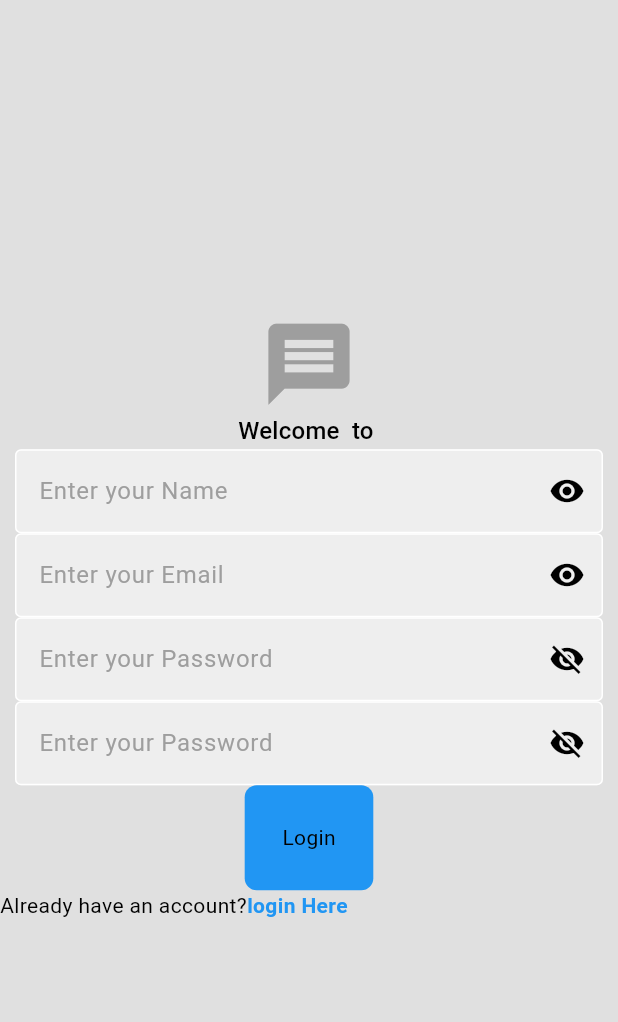
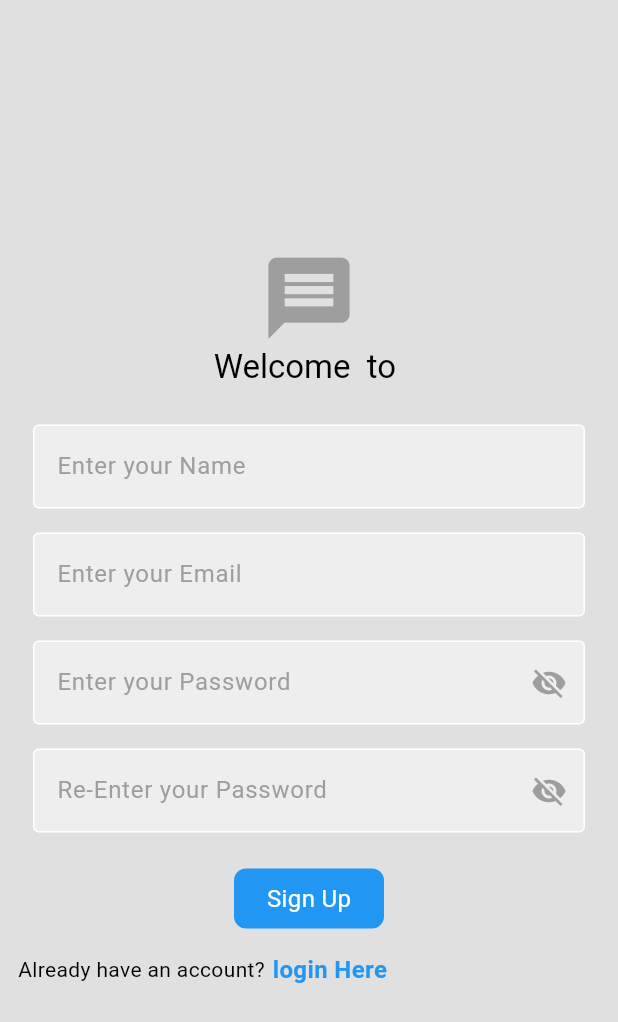
Before and after one commit to sabin79/chat_with_firebase, a Flutter app: the screen it shows after launch, after a tap on "Register Here", on a phone screen of 412 x 824 dp. Shown: the top 1022 px of the screen. Run offline on Flutter 3.47's test engine with Material 3 defaults, Android fonts, the phone set to English and light mode, and no system bars; our stand-ins replace cloud_firestore, firebase_auth, firebase_core, firebase_storage; missing offline and left inert: dart:ffi; accounts and stored records are empty; network calls fail.

Commit message:
error fix

```diff
--- a/lib/compnent/my_button.dart
+++ b/lib/compnent/my_button.dart
@@ -11,13 +11,16 @@ class MyButton extends StatelessWidget {
     return GestureDetector(
       onTap: onTap,
       child: Container(
-        padding: const EdgeInsets.all(25),
-        margin: const EdgeInsets.symmetric(horizontal: 20),
+        height: 40,
+        width: 100,
+        padding: const EdgeInsets.all(8),
         decoration: BoxDecoration(
           color: Colors.blue,
           borderRadius: BorderRadius.circular(8),
         ),
-        child: Text(text),
+        child: Center(
+            child: Text(text,
+                style: TextStyle(color: Colors.white, fontSize: 16))),
       ),
     );
   }
--- a/lib/compnent/my_textfield.dart
+++ b/lib/compnent/my_textfield.dart
@@ -3,13 +3,16 @@ import 'package:flutter/material.dart';
 
 class MyTextField extends StatefulWidget {
   final String? hintText;
+  final bool showSuffixIcon; // New parameter to control suffix visibility
   late bool obscureText;
   final TextEditingController? controller;
-  MyTextField(
-      {super.key,
+  MyTextField({
+    super.key,
     required this.hintText,
     required this.controller,
-      this.obscureText = false});
+    this.showSuffixIcon = false, // Default to false
+    this.obscureText = false,
+  });
 
   @override
   State<MyTextField> createState() => _MyTextFieldState();
@@ -19,9 +22,9 @@ class _MyTextFieldState extends State<MyTextField> {
   @override
   Widget build(BuildContext context) {
     return Padding(
-      padding: const EdgeInsets.symmetric(horizontal: 10.0),
-      child: TextField(
-        obscureText: widget.obscureText ? true : false,
+      padding: const EdgeInsets.symmetric(horizontal: 10.0, vertical: 8.0),
+      child: TextFormField(
+        obscureText: widget.obscureText,
         controller: widget.controller,
         decoration: InputDecoration(
           enabledBorder: OutlineInputBorder(
@@ -32,20 +35,32 @@ class _MyTextFieldState extends State<MyTextField> {
             borderSide:
                 BorderSide(color: Theme.of(context).colorScheme.primary),
           ),
-          suffixIcon: IconButton(
+          suffixIcon: widget.showSuffixIcon
+              ? IconButton(
                   onPressed: () {
                     setState(() {
                       widget.obscureText = !widget.obscureText;
                     });
                   },
                   icon: Icon(
-                widget.obscureText ? Icons.visibility_off : Icons.visibility),
+                    widget.obscureText
+                        ? Icons.visibility_off
+                        : Icons.visibility,
+                    color: Colors.grey.shade500,
                   ),
+                )
+              : null, // No suffix icon when showSuffixIcon is false
           fillColor: Colors.grey.shade200,
           filled: true,
           hintText: widget.hintText,
           hintStyle: TextStyle(color: Colors.grey.shade500),
         ),
+        validator: (value) {
+          if (value == null || value.isEmpty) {
+            return 'Please enter ${widget.hintText}';
+          }
+          return null;
+        },
       ),
     );
   }
--- a/lib/screen/login_screen.dart
+++ b/lib/screen/login_screen.dart
@@ -1,3 +1,5 @@
+import 'dart:ffi';
+
 import 'package:chat_with_firebase/services/auth/auth_services.dart';
 import 'package:chat_with_firebase/compnent/my_button.dart';
 import 'package:chat_with_firebase/compnent/my_textfield.dart';
@@ -33,6 +35,10 @@ class LoginScreen extends StatelessWidget {
     return Scaffold(
       backgroundColor: Theme.of(context).colorScheme.background,
       body: Center(
+        child: Padding(
+          padding: const EdgeInsets.symmetric(
+            horizontal: 12,
+          ),
           child: Column(
             mainAxisAlignment: MainAxisAlignment.center,
             children: [
@@ -41,9 +47,15 @@ class LoginScreen extends StatelessWidget {
                 size: 65,
                 color: Theme.of(context).colorScheme.primary,
               ),
+              SizedBox(
+                height: 16,
+              ),
               Text(
-              "Welcome bak to Flutter",
-              style: Theme.of(context).textTheme.titleMedium,
+                "Welcome  to Login ",
+                style: Theme.of(context).textTheme.titleLarge,
+              ),
+              SizedBox(
+                height: 16,
               ),
               MyTextField(
                 hintText: 'Enter your Email',
@@ -52,18 +64,30 @@ class LoginScreen extends StatelessWidget {
               MyTextField(
                 hintText: "Enter your Password",
                 controller: _passwordController,
+                showSuffixIcon: true,
                 obscureText: true,
               ),
+              SizedBox(
+                height: 16,
+              ),
               MyButton(text: "Login", onTap: () async => await login(context)),
+              SizedBox(
+                height: 16,
+              ),
               Row(
                 children: [
                   Text("Don't have an account?"),
+                  SizedBox(
+                    width: 5,
+                  ),
                   GestureDetector(
                     onTap: onTap,
                     child: Text(
                       "Register Here",
                       style: TextStyle(
-                        color: Colors.blue, fontWeight: FontWeight.bold),
+                          color: Colors.blue,
+                          fontWeight: FontWeight.bold,
+                          fontSize: 16),
                     ),
                   )
                 ],
@@ -71,6 +95,7 @@ class LoginScreen extends StatelessWidget {
             ],
           ),
         ),
+      ),
     );
   }
 }
--- a/lib/screen/signup_screen.dart
+++ b/lib/screen/signup_screen.dart
@@ -21,10 +21,7 @@ class SignUpScreen extends StatelessWidget {
         _auth.sigUpWithEmailAndPassword(
           _emailController.text,
           _passwordController.text,
-
         );
-
-
       } catch (e) {
         showDialog(
             context: context,
@@ -51,6 +48,10 @@ class SignUpScreen extends StatelessWidget {
     return Scaffold(
       backgroundColor: Theme.of(context).colorScheme.background,
       body: Center(
+        child: Padding(
+          padding: const EdgeInsets.symmetric(
+            horizontal: 12,
+          ),
           child: Column(
             mainAxisAlignment: MainAxisAlignment.center,
             children: [
@@ -61,8 +62,9 @@ class SignUpScreen extends StatelessWidget {
               ),
               Text(
                 "Welcome  to ",
-              style: Theme.of(context).textTheme.titleMedium,
+                style: Theme.of(context).textTheme.titleLarge,
               ),
+              SizedBox(height: 16),
               MyTextField(
                 hintText: 'Enter your Name',
                 controller: _nameController,
@@ -74,23 +76,36 @@ class SignUpScreen extends StatelessWidget {
               MyTextField(
                 hintText: "Enter your Password",
                 controller: _passwordController,
+                showSuffixIcon: true,
                 obscureText: true,
               ),
               MyTextField(
-              hintText: "Enter your Password",
+                hintText: "Re-Enter your Password",
                 controller: _confirmpasswordController,
+                showSuffixIcon: true,
                 obscureText: true,
               ),
-            MyButton(text: "Login", onTap: () => signUp(context)),
+              SizedBox(
+                height: 16,
+              ),
+              MyButton(text: "Sign Up", onTap: () => signUp(context)),
+              SizedBox(
+                height: 16,
+              ),
               Row(
                 children: [
                   Text("Already have an account?"),
+                  SizedBox(
+                    width: 5,
+                  ),
                   GestureDetector(
                     onTap: onTap,
                     child: Text(
                       "login Here",
                       style: TextStyle(
-                        color: Colors.blue, fontWeight: FontWeight.bold),
+                          color: Colors.blue,
+                          fontWeight: FontWeight.bold,
+                          fontSize: 16),
                     ),
                   )
                 ],
@@ -98,6 +113,7 @@ class SignUpScreen extends StatelessWidget {
             ],
           ),
         ),
+      ),
     );
   }
 }
```
Lines whose indentation alone changed are shown as unchanged.
